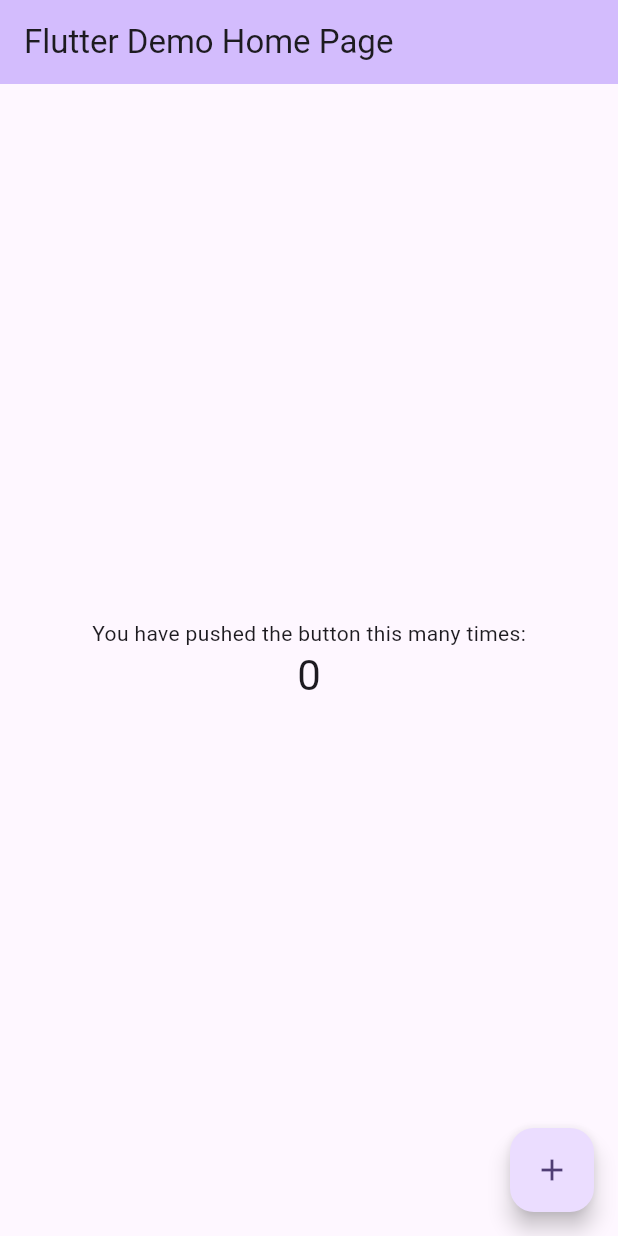
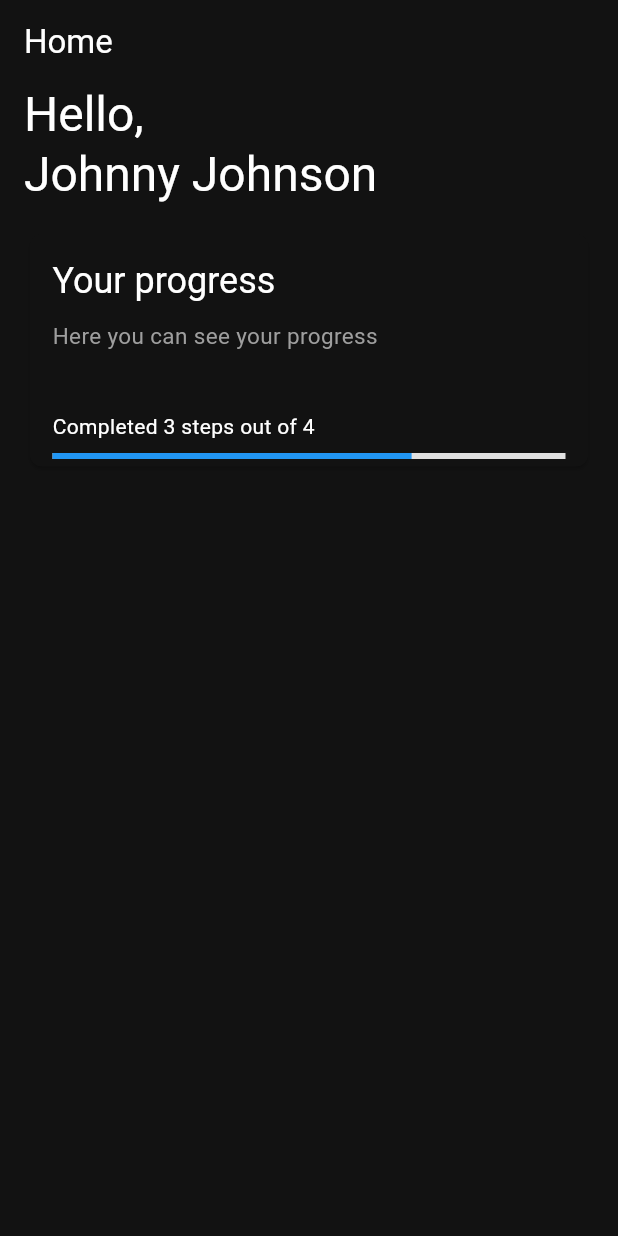
Before and after one commit to marcosaia/droomy-flutter, a Flutter app: the screen it shows after launch, on a phone screen of 412 x 824 dp. Run offline on Flutter 3.47's test engine with Material 3 defaults, Android fonts, the phone set to English and light mode, and no system bars; our stand-ins replace firebase_core; accounts and stored records are empty.

```diff
--- a/lib/main.dart
+++ b/lib/main.dart
@@ -11,43 +11,22 @@ class MyApp extends StatelessWidget {
   @override
   Widget build(BuildContext context) {
     return MaterialApp(
-      title: 'Flutter Demo',
+      title: 'Droomy',
       theme: ThemeData(
-        // This is the theme of your application.
-        //
-        // TRY THIS: Try running your application with "flutter run". You'll see
-        // the application has a purple toolbar. Then, without quitting the app,
-        // try changing the seedColor in the colorScheme below to Colors.green
-        // and then invoke "hot reload" (save your changes or press the "hot
-        // reload" button in a Flutter-supported IDE, or press "r" if you used
-        // the command line to start the app).
-        //
-        // Notice that the counter didn't reset back to zero; the application
-        // state is not lost during the reload. To reset the state, use hot
-        // restart instead.
-        //
-        // This works for code too, not just values: Most code changes can be
-        // tested with just a hot reload.
-        colorScheme: ColorScheme.fromSeed(seedColor: Colors.deepPurple),
+        colorScheme: ColorScheme.fromSeed(seedColor: Colors.white),
         useMaterial3: true,
       ),
-      home: const MyHomePage(title: 'Flutter Demo Home Page'),
+      darkTheme: ThemeData(
+        colorScheme: const ColorScheme.dark(),
+      ),
+      themeMode: ThemeMode.dark,
+      home: const MyHomePage(title: 'Home'),
     );
   }
 }
 
 class MyHomePage extends StatefulWidget {
   const MyHomePage({super.key, required this.title});
-
-  // This widget is the home page of your application. It is stateful, meaning
-  // that it has a State object (defined below) that contains fields that affect
-  // how it looks.
-
-  // This class is the configuration for the state. It holds the values (in this
-  // case the title) provided by the parent (in this case the App widget) and
-  // used by the build method of the State. Fields in a Widget subclass are
-  // always marked "final".
-
   final String title;
 
   @override
@@ -55,71 +34,73 @@ class MyHomePage extends StatefulWidget {
 }
 
 class _MyHomePageState extends State<MyHomePage> {
-  int _counter = 0;
-
-  void _incrementCounter() {
-    setState(() {
-      // This call to setState tells the Flutter framework that something has
-      // changed in this State, which causes it to rerun the build method below
-      // so that the display can reflect the updated values. If we changed
-      // _counter without calling setState(), then the build method would not be
-      // called again, and so nothing would appear to happen.
-      _counter++;
-    });
-  }
-
   @override
   Widget build(BuildContext context) {
-    // This method is rerun every time setState is called, for instance as done
-    // by the _incrementCounter method above.
-    //
-    // The Flutter framework has been optimized to make rerunning build methods
-    // fast, so that you can just rebuild anything that needs updating rather
-    // than having to individually change instances of widgets.
     return Scaffold(
       appBar: AppBar(
-        // TRY THIS: Try changing the color here to a specific color (to
-        // Colors.amber, perhaps?) and trigger a hot reload to see the AppBar
-        // change color while the other colors stay the same.
-        backgroundColor: Theme.of(context).colorScheme.inversePrimary,
-        // Here we take the value from the MyHomePage object that was created by
-        // the App.build method, and use it to set our appbar title.
         title: Text(widget.title),
       ),
-      body: Center(
-        // Center is a layout widget. It takes a single child and positions it
-        // in the middle of the parent.
+      body: Container(
+        margin: const EdgeInsets.symmetric(horizontal: 16.0),
         child: Column(
-          // Column is also a layout widget. It takes a list of children and
-          // arranges them vertically. By default, it sizes itself to fit its
-          // children horizontally, and tries to be as tall as its parent.
-          //
-          // Column has various properties to control how it sizes itself and
-          // how it positions its children. Here we use mainAxisAlignment to
-          // center the children vertically; the main axis here is the vertical
-          // axis because Columns are vertical (the cross axis would be
-          // horizontal).
-          //
-          // TRY THIS: Invoke "debug painting" (choose the "Toggle Debug Paint"
-          // action in the IDE, or press "p" in the console), to see the
-          // wireframe for each widget.
-          mainAxisAlignment: MainAxisAlignment.center,
+          crossAxisAlignment: CrossAxisAlignment.start,
           children: <Widget>[
-            const Text(
-              'You have pushed the button this many times:',
+            Text(
+              'Hello,\nJohnny Johnson',
+              style: Theme.of(context).textTheme.headlineLarge,
             ),
+            const Padding(padding: EdgeInsets.symmetric(vertical: 8),),
+            Card(
+  // Set the shape of the card using a rounded rectangle border with a 8 pixel radius
+  shape: RoundedRectangleBorder(
+    borderRadius: BorderRadius.circular(8),
+  ),
+  // Set the clip behavior of the card
+  clipBehavior: Clip.antiAliasWithSaveLayer,
+  // Define the child widgets of the card
+  child: Column(
+    crossAxisAlignment: CrossAxisAlignment.start,
+    children: <Widget>[
+      // Add a container with padding that contains the card's title, text, and buttons
+      Container(
+        padding: const EdgeInsets.fromLTRB(15, 15, 15, 0),
+        child: Column(
+          crossAxisAlignment: CrossAxisAlignment.start,
+          children: <Widget>[
+            // Display the card's title using a font size of 24 and a dark grey color
             Text(
-              '$_counter',
-              style: Theme.of(context).textTheme.headlineMedium,
+              "Your progress",
+              style: Theme.of(context).textTheme.headlineSmall
             ),
+            // Add a space between the title and the text
+            Container(height: 10),
+            // Display the card's text using a font size of 15 and a light grey color
+            Text(
+              'Here you can see your progress',
+              style: TextStyle(
+                fontSize: 15,
+                color: Colors.grey[500],
+              ),
+            ),
+            Container(height: 40),
+            Text('Completed 3 steps out of 4'),
+            Container(height: 8),
+            LinearProgressIndicator(
+          value: 0.7,
+          backgroundColor: Colors.grey[300],
+          valueColor: const AlwaysStoppedAnimation<Color>(Colors.blue),
+        ),
           ],
         ),
       ),
-      floatingActionButton: FloatingActionButton(
-        onPressed: _incrementCounter,
-        tooltip: 'Increment',
-        child: const Icon(Icons.add),
-      ), // This trailing comma makes auto-formatting nicer for build methods.
+      // Add a small space between the card and the next widget
+      Container(height: 5),
+    ],
+  ),
+),
+          ],
+        ),
+      ),
     );
   }
 }
```
Also changed, not shown: lib/firebase_options.dart (added), 3 other files.
